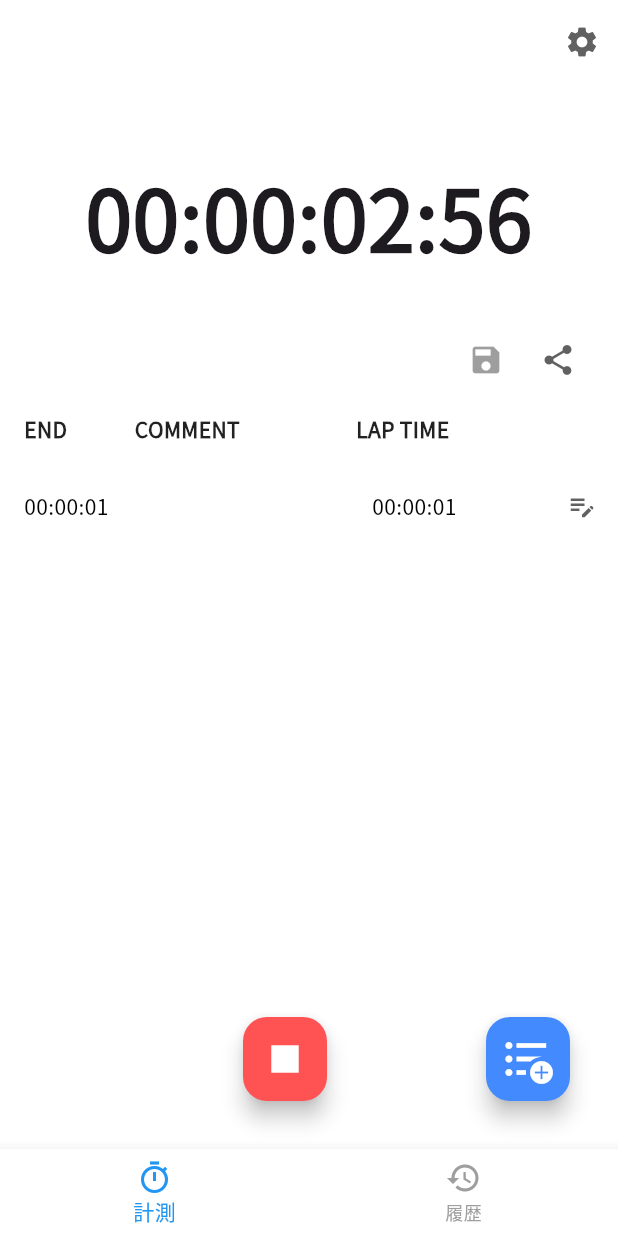
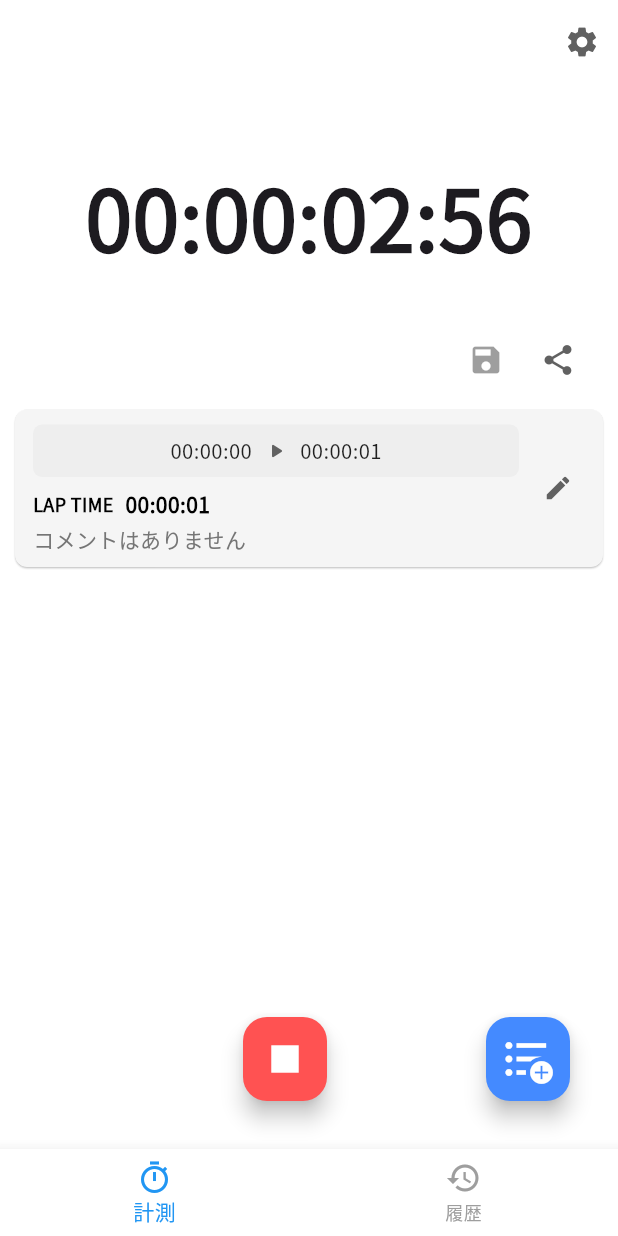
Before and after one commit to kmzk-dev/activity_watch, a Flutter app: the screen it shows after launch, after a tap on the "play arrow" icon, after a tap on the "format list bulleted add" icon, on a phone screen of 412 x 824 dp. Run offline on Flutter 3.47's test engine with Material 3 defaults, Android fonts, the phone set to English and light mode, and no system bars; our stand-ins replace google_fonts, share_plus, shared_preferences, visibility_detector.

Commit message:
feat: Refactor log display to card UI
Changed the log display from the conventional table format to a card-based UI to improve visibility.

Key changes:
- Created new widgets `LogCardItem` and `LogCardList` to display log entries in a card format.
- Updated the log display sections in `StopwatchScreen` and `SessionDetailsScreen` to use the new card list UI (`LogCardList`).
- Improved the UI of `LogCardItem`:
    - Modified comments to be displayed over multiple lines.
    - Adjusted the layout so that the edit icon is always vertically centered, even when the card height changes due to variable comment length.
    - Changed the card background color to white and the list's overall background color to white.

This change enhances the readability of each log entry, especially improving visibility for entries with long comments.

```diff
--- a/lib/screens/session_details_screen.dart
+++ b/lib/screens/session_details_screen.dart
@@ -9,7 +9,8 @@ import '../models/saved_log_session.dart'; // SavedLogSessionモデルをイン
 import '../utils/session_dialog_utils.dart'; // 共通セッション編集ダイアログ関数をインポート
 import '../utils/dialog_utils.dart'; // ログ編集ダイアログ関数をインポート
 import '../utils/session_storage.dart'; // 共通ストレージ関数をインポート (updateSession を利用)
-import '../screens/widgets/log_table.dart'; // LogTableウィジェットをインポート
+// import '../screens/widgets/log_table.dart'; // 古いLogTableウィジェットのインポートはコメントアウトまたは削除
+import '../screens/widgets/log_card_list.dart'; // 新しいLogCardListウィジェットをインポート
 import '../theme/color_constants.dart'; // カラーラベル定義をインポート
 import '../utils/string_utils.dart'; // 文字列ユーティリティ (カタカナ→ひらがな変換) をインポート
 
@@ -25,8 +26,7 @@ class SessionDetailsScreen extends StatefulWidget {
 
 class _SessionDetailsScreenState extends State<SessionDetailsScreen> {
   late SavedLogSession _editableSession; // 編集可能なセッションデータ
-  List<String> _commentSuggestions = []; // コメントサジェスチョン
-  // static const String _suggestionsKey = 'comment_suggestions'; // サジェスチョン用SharedPreferencesキー
+  List<String> _commentSuggestions = []; // コメントサジェスチョン (空のリストとして初期化)
 
   static const String _savedSessionsKey = 'saved_log_sessions'; // SharedPreferencesのキー
 
@@ -35,7 +35,7 @@ class _SessionDetailsScreenState extends State<SessionDetailsScreen> {
     super.initState();
     // widgetから渡されたセッションデータを編集可能データとして初期化
     _editableSession = widget.session.copyWith();
-    // _loadSuggestions(); // 必要であればサジェスチョンを読み込む
+    // _loadSuggestions(); // UI変更のみに集中するため、サジェスト読み込みはコメントアウト
   }
 
   @override
@@ -43,12 +43,13 @@ class _SessionDetailsScreenState extends State<SessionDetailsScreen> {
     super.dispose();
   }
 
-  // // 必要であればコメントサジェスチョンを読み込む関数
+  // コメントサジェスチョンを読み込む関数 (今回は使用しない)
   // Future<void> _loadSuggestions() async {
   //   final SharedPreferences prefs = await SharedPreferences.getInstance();
   //   if (!mounted) return;
   //   setState(() {
-  //     _commentSuggestions = prefs.getStringList(_suggestionsKey) ?? [];
+  //     // StopwatchScreenWidget と同じキーを参照
+  //     _commentSuggestions = prefs.getStringList('comment_suggestions') ?? [];
   //   });
   // }
 
@@ -93,7 +94,7 @@ class _SessionDetailsScreenState extends State<SessionDetailsScreen> {
       context: context,
       initialMemo: currentLog.memo,
       initialColorLabelName: currentLog.colorLabelName,
-      commentSuggestions: _commentSuggestions,
+      commentSuggestions: _commentSuggestions, // 空のリストが渡される (サジェストなし)
       katakanaToHiraganaConverter: katakanaToHiragana,
       availableColorLabels: colorLabels,
     );
@@ -258,12 +259,13 @@ class _SessionDetailsScreenState extends State<SessionDetailsScreen> {
               ],
             ),
           ),
+          // --- ログ表示部分を LogCardList に変更 ---
           Expanded(
             child: _editableSession.logEntries.isEmpty
                 ? const Center(child: Text('このセッションにはログがありません。'))
-                : LogTable(
+                : LogCardList( // LogTable から LogCardList に変更
                     logs: _editableSession.logEntries,
-                    onEditLog: _editLogEntry,
+                    onEditLog: _editLogEntry, // コールバックはそのまま渡す
                   ),
           ),
         ],
--- a/lib/screens/stopwatch_screen.dart
+++ b/lib/screens/stopwatch_screen.dart
@@ -1,3 +1,4 @@
+// lib/screens/stopwatch_screen.dart
 import 'dart:async';
 import 'package:flutter/material.dart';
 import 'package:shared_preferences/shared_preferences.dart';
@@ -8,13 +9,14 @@ import '../models/log_entry.dart';
 
 import '../utils/time_formatters.dart';
 import '../utils/log_exporter.dart';
-import '../utils/dialog_utils.dart'; // showLogCommentEditDialog のために残す
+import '../utils/dialog_utils.dart';
 import '../utils/session_dialog_utils.dart';
 import '../utils/session_storage.dart';
-import '../utils/string_utils.dart'; //  _showEditLogDialog のために残す
+import '../utils/string_utils.dart';
 
 import './widgets/custom_app_bar.dart';
-import './widgets/log_table.dart';
+// import './widgets/log_table.dart'; // 古いLogTableウィジェットのインポートはコメントアウトまたは削除
+import './widgets/log_card_list.dart'; // 新しいLogCardListウィジェットをインポート
 
 class StopwatchScreenWidget extends StatefulWidget {
   const StopwatchScreenWidget({super.key});
@@ -195,7 +197,7 @@ class _StopwatchScreenWidgetState extends State<StopwatchScreenWidget> with Widg
 
     final Map<String, String>? result = await showLogCommentEditDialog(
       context: context,
-      initialMemo: currentLog.memo, // ここで渡される memo が空文字になる
+      initialMemo: currentLog.memo,
       initialColorLabelName: currentLog.colorLabelName,
       commentSuggestions: _commentSuggestions, // ここでサジェスチョンリストを渡す
       katakanaToHiraganaConverter: katakanaToHiragana,
@@ -309,10 +311,11 @@ class _StopwatchScreenWidgetState extends State<StopwatchScreenWidget> with Widg
                   ],
                 ),
               ),
+              // --- ログ表示部分を LogCardList に変更 ---
               Expanded(
-                child: LogTable(
+                child: LogCardList( // LogTable から LogCardList に変更
                   logs: _logs,
-                  onEditLog: _showEditLogDialog,
+                  onEditLog: _showEditLogDialog, // コールバックはそのまま渡す
                 ),
               ),
             ],
--- /dev/null
+++ b/lib/screens/widgets/log_card_item.dart
@@ -0,0 +1,154 @@
+// lib/screens/widgets/log_card_item.dart
+
+import 'package:flutter/material.dart';
+import '../../models/log_entry.dart'; // LogEntryモデル
+
+class LogCardItem extends StatelessWidget {
+  final LogEntry log; // 表示するログデータ
+  final int logIndex; // ログのインデックス（編集時に使用）
+  final Function(int) onEdit; // 編集ボタンが押されたときのコールバック
+
+  const LogCardItem({
+    super.key,
+    required this.log,
+    required this.logIndex,
+    required this.onEdit,
+  });
+
+  @override
+  Widget build(BuildContext context) {
+    final theme = Theme.of(context); // 現在のテーマを取得
+    final bool isCommentEmpty = log.memo.isEmpty;
+
+    // LAP TIME のテキストスタイル（色を LogEntry の labelColor から取得）
+    final lapTimeStyle = TextStyle(
+      fontSize: 14.0,
+      fontWeight: FontWeight.bold,
+      color: log.labelColor, // LogEntryのlabelColorを使用
+    );
+    final lapTimeLabelStyle = TextStyle(
+      fontSize: 12.0,
+      fontWeight: FontWeight.bold,
+      color: log.labelColor, // LogEntryのlabelColorを使用
+    );
+
+
+    return Card(
+      elevation: 0.5,
+      margin: const EdgeInsets.symmetric(horizontal: 10.0, vertical: 5.0),
+      shape: RoundedRectangleBorder(
+        borderRadius: BorderRadius.circular(8.0),
+      ),
+      color: Colors.grey[100],
+      child: Padding(
+        padding: const EdgeInsets.symmetric(horizontal: 12.0, vertical: 10.0),
+        child: Row(
+          crossAxisAlignment: CrossAxisAlignment.center, // この行が重要
+          children: [
+            // --- 左側の情報エリア (時間とコメント) ---
+            Expanded(
+              child: Column(
+                crossAxisAlignment: CrossAxisAlignment.start,
+                // mainAxisAlignment: MainAxisAlignment.center, // Column内部の中央揃えは解除しても良い場合がある
+                children: [
+                  // --- 上段: START - END 時間 ---
+                  Container(
+                    width: double.infinity,
+                    padding: const EdgeInsets.symmetric(horizontal: 10.0, vertical: 8.0),
+                    decoration: BoxDecoration(
+                      color: Colors.grey[200],
+                      borderRadius: BorderRadius.circular(6.0),
+                    ),
+                    child: Row(
+                      mainAxisAlignment: MainAxisAlignment.center,
+                      children: <Widget>[
+                        Text(
+                          log.startTime,
+                          style: const TextStyle(
+                            fontSize: 13.5,
+                            color: Colors.black87,
+                            fontWeight: FontWeight.w500,
+                            fontFeatures: [FontFeature.tabularFigures()],
+                          ),
+                        ),
+                        Padding(
+                          padding: const EdgeInsets.symmetric(horizontal: 8.0),
+                          child: Icon(
+                            Icons.play_arrow_rounded,
+                            size: 16.0,
+                            color: Colors.grey[700],
+                          ),
+                        ),
+                        Text(
+                          log.endTime,
+                          style: const TextStyle(
+                            fontSize: 13.5,
+                            color: Colors.black87,
+                            fontWeight: FontWeight.w500,
+                            fontFeatures: [FontFeature.tabularFigures()],
+                          ),
+                        ),
+                      ],
+                    ),
+                  ),
+                  const SizedBox(height: 8.0),
+
+                  // --- 中段: LAP TIME ---
+                  Row(
+                    children: [
+                      Text(
+                        'LAP TIME',
+                        style: lapTimeLabelStyle,
+                      ),
+                      const SizedBox(width: 8),
+                      Text(
+                        log.elapsedTime,
+                        style: lapTimeStyle,
+                      ),
+                    ],
+                  ),
+                  const SizedBox(height: 4.0),
+
+                  // --- 下段: コメント表示エリア ---
+                  Text(
+                    isCommentEmpty ? 'コメントはありません' : log.memo,
+                    style: TextStyle(
+                      fontSize: 14.0,
+                      color: isCommentEmpty ? Colors.grey[600] : Colors.black87,
+                      height: 1.3,
+                    ),
+                  ),
+                ],
+              ),
+            ),
+            const SizedBox(width: 8), // 情報エリアと編集ボタンの間隔
+
+            // --- 右側の編集ボタンエリア ---
+            // SizedBoxの高さを指定せず、RowのcrossAxisAlignment: CrossAxisAlignment.centerに配置を任せる
+            SizedBox(
+              width: 36,
+              // height: 36, // 高さを固定しない
+              child: Tooltip(
+                message: 'コメントを編集',
+                child: Material(
+                  color: Colors.transparent,
+                  child: InkWell(
+                    onTap: () {
+                      onEdit(logIndex);
+                    },
+                    borderRadius: BorderRadius.circular(18),
+                    child: Icon(
+                      Icons.edit,
+                      size: 20,
+                      color: Colors.grey[700],
+                    ),
+                  ),
+                ),
+              ),
+            ),
+          ],
+        ),
+      ),
+    );
+  }
+}
--- /dev/null
+++ b/lib/screens/widgets/log_card_list.dart
@@ -0,0 +1,56 @@
+// lib/screens/widgets/log_card_list.dart
+
+import 'package:flutter/material.dart';
+import '../../models/log_entry.dart'; // LogEntryモデル
+import 'log_card_item.dart'; // LogCardItemウィジェット
+
+// ログのリスト全体をカード形式で表示するStatelessWidget
+class LogCardList extends StatelessWidget {
+  final List<LogEntry> logs; // 表示するログのリスト
+  final Function(int) onEditLog; // 各ログカードの編集ボタンが押されたときのコールバック
+
+  const LogCardList({
+    super.key,
+    required this.logs,
+    required this.onEditLog,
+  });
+
+  @override
+  Widget build(BuildContext context) {
+    // リスト全体の背景色を白に設定
+    final Color listBackgroundColor = Colors.white;
+
+    return Container(
+      color: listBackgroundColor, // ListView全体の背景色を白に変更
+      child: logs.isEmpty
+          // ログがない場合は「NO DATA」と表示
+          ? Center(
+              child: Padding(
+                padding: const EdgeInsets.all(16.0),
+                child: Text(
+                  'NO DATA', // ログがない場合の表示テキスト
+                  style: Theme.of(context).textTheme.bodySmall?.copyWith(
+                        color: Colors.grey[700], // テキストの色を調整
+                      ),
+                ),
+              ))
+          // ログがある場合はListViewで各カードを表示
+          : ListView.builder(
+              padding: const EdgeInsets.symmetric(vertical: 4.0), // リスト上下のパディング
+              itemCount: logs.length, // ログの数
+              itemBuilder: (context, index) {
+                // リストは新しいものから順に表示するため、インデックスを逆順にする
+                final logIndex = logs.length - 1 - index;
+                final log = logs[logIndex];
+
+                // LogCardItemウィジェットを生成して返す
+                return LogCardItem(
+                  log: log,
+                  logIndex: logIndex,
+                  onEdit: onEditLog,
+                );
+              },
+            ),
+    );
+  }
+}
```
